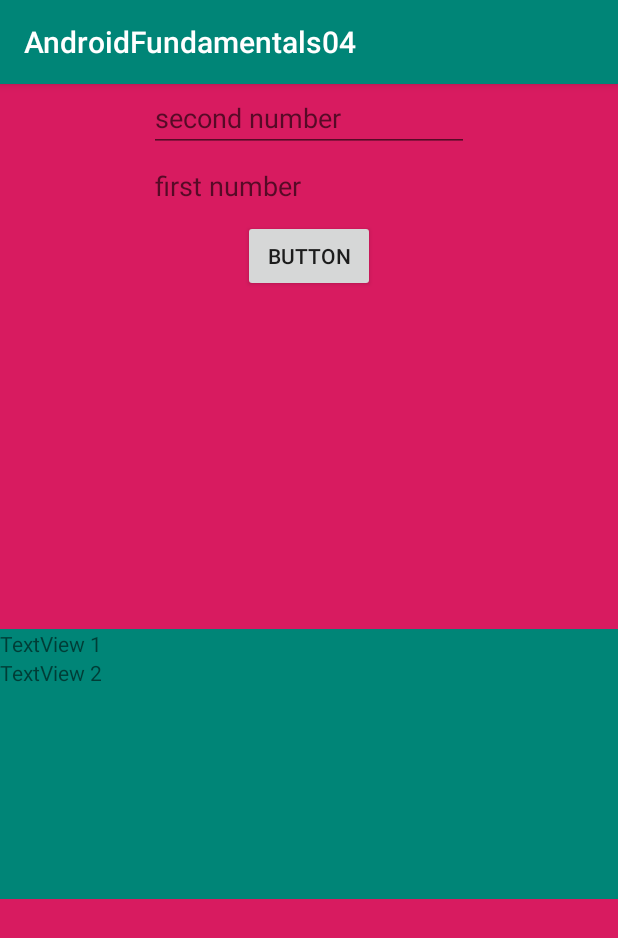
After one commit to magdamiu/AndroidFundamentals04, an Android app: the DynamicFragment screen opened directly, with no data from a screen before it, on a phone screen of 412 x 824 dp. The commit adds this screen. Shown: the top 938 px of the screen. Run offline under Robolectric (Android 15) with nearby library versions, the phone set to English and light mode, and no system bars.

Commit message:
fragments samples: static, dynamic, bundle

```diff
--- a/app/build.gradle
+++ b/app/build.gradle
@@ -24,6 +24,7 @@ dependencies {
     implementation 'androidx.appcompat:appcompat:1.1.0'
     implementation 'androidx.constraintlayout:constraintlayout:1.1.3'
     implementation 'com.google.android.material:material:1.0.0'
+    implementation 'androidx.legacy:legacy-support-v4:1.0.0'
     testImplementation 'junit:junit:4.12'
     androidTestImplementation 'androidx.test.ext:junit:1.1.1'
     androidTestImplementation 'androidx.test.espresso:espresso-core:3.2.0'
--- a/app/src/main/AndroidManifest.xml
+++ b/app/src/main/AndroidManifest.xml
@@ -11,6 +11,9 @@
         android:roundIcon="@mipmap/ic_launcher_round"
         android:supportsRtl="true"
         android:theme="@style/AppTheme">
+        <activity android:name=".fragments.ParentDynamicFragmentActivity"></activity>
+        <activity android:name=".fragments.ParentActivity" />
+        <activity android:name=".activities.OnSaveInstanceActivity" />
         <activity android:name=".activities.ThirdActivity" />
         <activity android:name=".recycler_view.EventDetailsActivity" />
         <activity android:name=".activities.SecondActivity" />
--- /dev/null
+++ b/app/src/main/java/com/magdamiu/androidfundamentals04/fragments/DynamicFragment.java
@@ -0,0 +1,29 @@
+package com.magdamiu.androidfundamentals04.fragments;
+
+import android.os.Bundle;
+
+import androidx.fragment.app.Fragment;
+
+import android.view.LayoutInflater;
+import android.view.View;
+import android.view.ViewGroup;
+
+import com.magdamiu.androidfundamentals04.R;
+
+/**
+ * A simple {@link Fragment} subclass.
+ */
+public class DynamicFragment extends Fragment {
+
+    public DynamicFragment() {
+        // Required empty public constructor
+    }
+
+
+    @Override
+    public View onCreateView(LayoutInflater inflater, ViewGroup container,
+                             Bundle savedInstanceState) {
+        // Inflate the layout for this fragment
+        return inflater.inflate(R.layout.fragment_dynamic, container, false);
+    }
+}
--- /dev/null
+++ b/app/src/main/java/com/magdamiu/androidfundamentals04/fragments/ParentDynamicFragmentActivity.java
@@ -0,0 +1,66 @@
+package com.magdamiu.androidfundamentals04.fragments;
+
+import androidx.appcompat.app.AppCompatActivity;
+import androidx.fragment.app.FragmentManager;
+import androidx.fragment.app.FragmentTransaction;
+
+import android.os.Bundle;
+import android.view.View;
+import android.widget.EditText;
+
+import com.magdamiu.androidfundamentals04.R;
+
+public class ParentDynamicFragmentActivity extends AppCompatActivity {
+
+    // keys for bundle
+    public static final String FIRST_NUMBER = "first";
+    public static final String SECOND_NUMBER = "second";
+
+    private EditText firstEditText;
+    private EditText secondEditText;
+
+    @Override
+    protected void onCreate(Bundle savedInstanceState) {
+        super.onCreate(savedInstanceState);
+        setContentView(R.layout.activity_parent_dynamic_fragment);
+
+        firstEditText = findViewById(R.id.editText2);
+        secondEditText = findViewById(R.id.editText3);
+
+        openFragment();
+    }
+
+    private void openFragment() {
+        // 4 steps to add dynamically a fragment inside of an activity
+        // step 1: create an instance of FragmentManager
+        FragmentManager fragmentManager = getSupportFragmentManager();
+        // step 2: create an instance of FragmentTransaction
+        FragmentTransaction fragmentTransaction = fragmentManager.beginTransaction();
+        // step 3: replace container content with the fragment content
+        fragmentTransaction.replace(R.id.containerDynamicFragment, new DynamicFragment());
+        // step 4: commit transaction
+        fragmentTransaction.commit();
+    }
+
+    // send data from activity to the fragment
+    public void sendNumbersOnClick(View view) {
+        // warning: make sure getText() does not return null
+        // and the content of edit texts is not empty
+        int firstNumber = Integer.valueOf(firstEditText.getText().toString());
+        int secondNumber = Integer.valueOf(secondEditText.getText().toString());
+
+        // use bundle to transfer info from activity to SumFragment, dynamically
+        Bundle bundle = new Bundle();
+        bundle.putInt(FIRST_NUMBER, firstNumber);
+        bundle.putInt(SECOND_NUMBER, secondNumber);
+
+        FragmentManager fragmentManager = getSupportFragmentManager();
+        FragmentTransaction fragmentTransaction = fragmentManager.beginTransaction();
+        SumFragment sumFragment = new SumFragment();
+        // setArguments is used in order to pass the bundle object to the fragment
+        sumFragment.setArguments(bundle);
+        fragmentTransaction.replace(R.id.containerDynamicFragment, sumFragment);
+        fragmentTransaction.commit();
+
+    }
+}
--- /dev/null
+++ b/app/src/main/res/layout/activity_parent_dynamic_fragment.xml
@@ -0,0 +1,53 @@
+<?xml version="1.0" encoding="utf-8"?>
+<androidx.constraintlayout.widget.ConstraintLayout xmlns:android="http://schemas.android.com/apk/res/android"
+    xmlns:app="http://schemas.android.com/apk/res-auto"
+    xmlns:tools="http://schemas.android.com/tools"
+    android:layout_width="match_parent"
+    android:layout_height="match_parent"
+    android:background="@color/colorAccent"
+    tools:context=".fragments.ParentDynamicFragmentActivity">
+
+    <FrameLayout
+        android:id="@+id/containerDynamicFragment"
+        android:layout_width="0dp"
+        android:layout_height="180dp"
+        app:layout_constraintBottom_toBottomOf="parent"
+        app:layout_constraintEnd_toEndOf="parent"
+        app:layout_constraintHorizontal_bias="0.0"
+        app:layout_constraintStart_toStartOf="parent"
+        app:layout_constraintTop_toBottomOf="@+id/button19">
+
+    </FrameLayout>
+
+    <EditText
+        android:id="@+id/editText2"
+        android:layout_width="wrap_content"
+        android:layout_height="wrap_content"
+        android:ems="10"
+        android:inputType="textPersonName"
+        android:hint="@string/first_number"
+        app:layout_constraintEnd_toEndOf="parent"
+        app:layout_constraintStart_toStartOf="parent"
+        app:layout_constraintTop_toBottomOf="@+id/editText3" />
+
+    <EditText
+        android:id="@+id/editText3"
+        android:layout_width="wrap_content"
+        android:layout_height="wrap_content"
+        android:ems="10"
+        android:inputType="textPersonName"
+        android:hint="@string/second_number"
+        app:layout_constraintEnd_toEndOf="parent"
+        app:layout_constraintStart_toStartOf="parent"
+        app:layout_constraintTop_toTopOf="parent" />
+
+    <Button
+        android:id="@+id/button19"
+        android:layout_width="wrap_content"
+        android:layout_height="wrap_content"
+        android:text="Button"
+        android:onClick="sendNumbersOnClick"
+        app:layout_constraintEnd_toEndOf="parent"
+        app:layout_constraintStart_toStartOf="parent"
+        app:layout_constraintTop_toBottomOf="@+id/editText2" />
+</androidx.constraintlayout.widget.ConstraintLayout>
--- /dev/null
+++ b/app/src/main/res/layout/fragment_dynamic.xml
@@ -0,0 +1,19 @@
+<?xml version="1.0" encoding="utf-8"?>
+<LinearLayout xmlns:android="http://schemas.android.com/apk/res/android"
+    xmlns:tools="http://schemas.android.com/tools"
+    android:layout_width="match_parent"
+    android:layout_height="match_parent"
+    android:orientation="vertical"
+    android:background="@color/colorPrimary"
+    tools:context=".fragments.DynamicFragment">
+
+    <TextView
+        android:layout_width="wrap_content"
+        android:layout_height="wrap_content"
+        android:text="TextView 1" />
+
+    <TextView
+        android:layout_width="wrap_content"
+        android:layout_height="wrap_content"
+        android:text="TextView 2" />
+</LinearLayout>
--- a/app/src/main/res/values/strings.xml
+++ b/app/src/main/res/values/strings.xml
@@ -108,4 +108,10 @@
     <string name="colors">Colors</string>
     <string name="call">Call</string>
     <string name="open_link">Open link</string>
+
+    <!-- TODO: Remove or change this placeholder text -->
+    <string name="hello_blank_fragment">Hello blank fragment</string>
+    <string name="first_number">first number</string>
+    <string name="second_number">second number</string>
+    <string name="the_sum_of_numbers_is">The sum of numbers is...</string>
 </resources>
```
Also changed, not shown: app/src/main/java/com/magdamiu/androidfundamentals04/FirstActivity.java (+15 -0 lines), app/src/main/java/com/magdamiu/androidfundamentals04/activities/OnSaveInstanceActivity.java (added, +52 -0 lines), app/src/main/java/com/magdamiu/androidfundamentals04/fragments/ParentActivity.java (added, +16 -0 lines), app/src/main/java/com/magdamiu/androidfundamentals04/fragments/StaticFragment.java (added, +29 -0 lines), app/src/main/java/com/magdamiu/androidfundamentals04/fragments/SumFragment.java (added, +46 -0 lines), app/src/main/res/layout/activity_first.xml (+32 -0 lines), app/src/main/res/layout/activity_on_save_instance.xml (added, +29 -0 lines), app/src/main/res/layout/activity_parent.xml (added, +29 -0 lines), app/src/main/res/layout/fragment_static.xml (added, +15 -0 lines), app/src/main/res/layout/fragment_sum.xml (added, +21 -0 lines).
